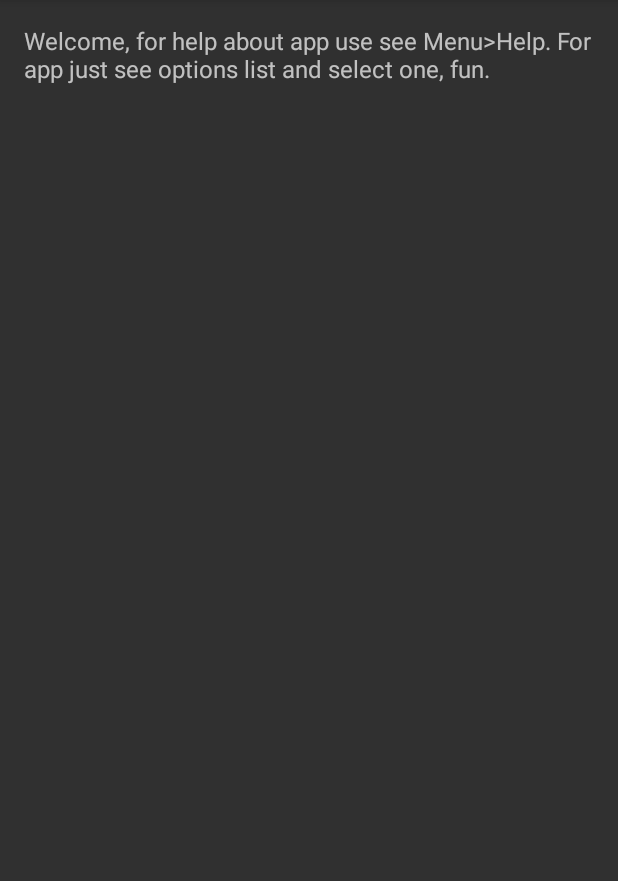
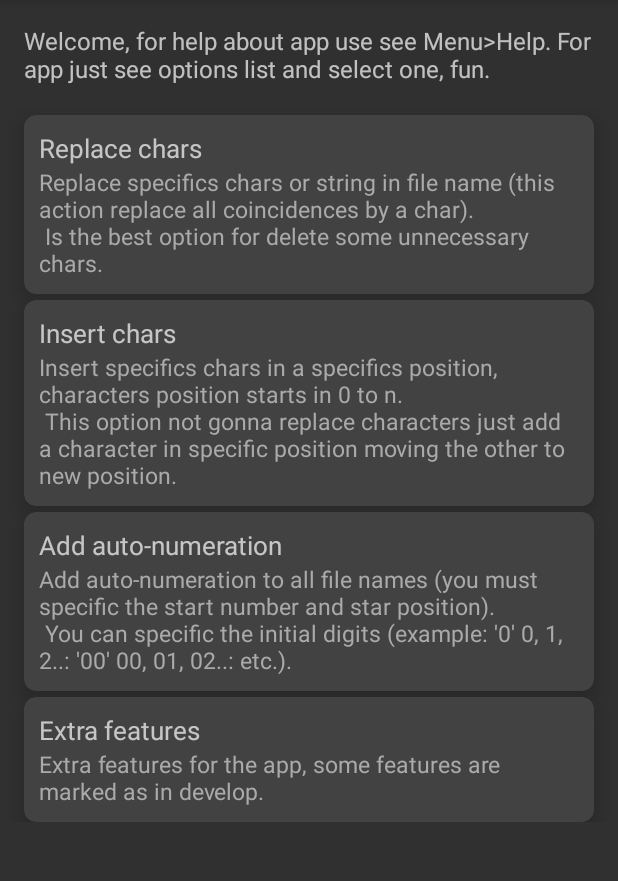
Before and after one commit to Devil64-Dev/app_my_file_rename, an Android app: the screen it shows after launch (MainActivity), on a phone screen of 412 x 824 dp, the part 84-965 px from its top. Run offline under Robolectric (Android 15) with nearby library versions, the phone set to English and light mode, and no system bars.

Commit message:
Now data about options was defined here

```diff
--- a/app/src/main/res/values/strings.xml
+++ b/app/src/main/res/values/strings.xml
@@ -2,4 +2,24 @@
     <string name="app_name">My File Rename</string>
     <string name="welcome_text">Welcome, for help about app use see Menu>Help. For app just see options list and select one, fun.</string>
     <string name="example_text">Example text</string>
+
+    <!-- Array of strings for options and descriptions -->
+    <!-- OPTIONS ARRAY -->
+    <string-array name="options_title">
+        <item>Replace chars</item>
+        <item>Insert chars</item>
+        <item>Add auto-numeration</item>
+        <item>Extra features</item>
+    </string-array>
+
+    <!-- DESCRIPTION ARRAY -->
+    <string-array name="options_description">
+        <item>Replace specifics chars or string in file name (this action replace all coincidences by a char).\
+            Is the best option for delete some unnecessary chars.</item>
+        <item>Insert specifics chars in a specifics position, characters position starts in 0 to n.\
+            This option not gonna replace characters just add a character in specific position moving the other to new position.</item>
+        <item>Add auto-numeration to all file names (you must specific the start number and star position).\
+            You can specific the initial digits (example: \'0\' 0, 1, 2..: \'00\' 00, 01, 02..: etc.).</item>
+        <item>Extra features for the app, some features are marked as in develop.</item>
+    </string-array>
 </resources>
```
